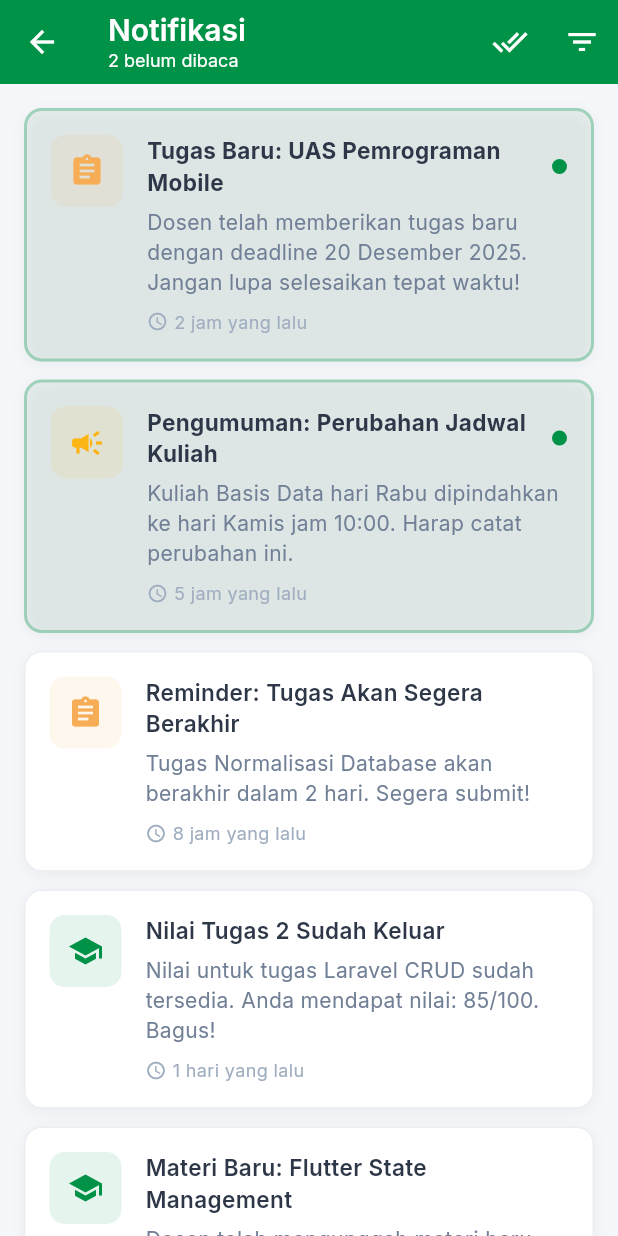
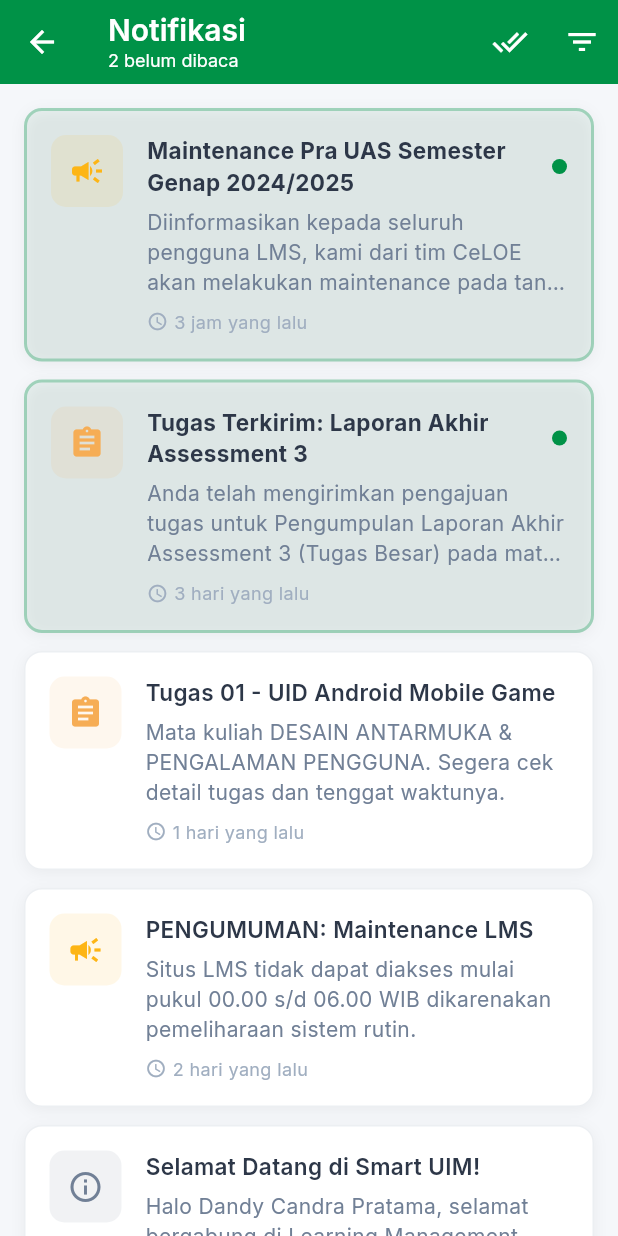
Before and after one commit to siapaajaboleh888/UAS_Smart-UIM, a Flutter app: the NotificationScreen screen opened directly, on a phone screen of 412 x 824 dp. Run offline on Flutter 3.47's test engine with Material 3 defaults, Android fonts, the phone set to English and light mode, and no system bars; our stand-ins replace google_fonts, image_picker, shared_preferences; accounts and stored records are empty.

Commit message:
update: sync login and notifications with user context

```diff
--- a/lib/models/notification_item.dart
+++ b/lib/models/notification_item.dart
@@ -37,82 +37,43 @@ class NotificationItem {
     final now = DateTime.now();
 
     return [
-      // Tugas baru
       NotificationItem(
         id: '1',
-        title: 'Tugas Baru: UAS Pemrograman Mobile',
-        message: 'Dosen telah memberikan tugas baru dengan deadline 20 Desember 2025. Jangan lupa selesaikan tepat waktu!',
-        type: 'assignment',
-        timestamp: now.subtract(const Duration(hours: 2)),
+        title: 'Maintenance Pra UAS Semester Genap 2024/2025',
+        message: 'Diinformasikan kepada seluruh pengguna LMS, kami dari tim CeLOE akan melakukan maintenance pada tanggal 12 Juni 2025, untuk meningkatkan layanan server.',
+        type: 'announcement',
+        timestamp: now.subtract(const Duration(hours: 3, minutes: 30)),
         isRead: false,
       ),
-
-      // Pengumuman
       NotificationItem(
         id: '2',
-        title: 'Pengumuman: Perubahan Jadwal Kuliah',
-        message: 'Kuliah Basis Data hari Rabu dipindahkan ke hari Kamis jam 10:00. Harap catat perubahan ini.',
-        type: 'announcement',
-        timestamp: now.subtract(const Duration(hours: 5)),
+        title: 'Tugas Terkirim: Laporan Akhir Assessment 3',
+        message: 'Anda telah mengirimkan pengajuan tugas untuk Pengumpulan Laporan Akhir Assessment 3 (Tugas Besar) pada mata kuliah Desain Antarmuka.',
+        type: 'assignment',
+        timestamp: now.subtract(const Duration(hours: 81)), // ~3 hari 9 jam
         isRead: false,
       ),
-
-      // Deadline reminder
       NotificationItem(
         id: '3',
-        title: 'Reminder: Tugas Akan Segera Berakhir',
-        message: 'Tugas Normalisasi Database akan berakhir dalam 2 hari. Segera submit!',
+        title: 'Tugas 01 - UID Android Mobile Game',
+        message: 'Mata kuliah DESAIN ANTARMUKA & PENGALAMAN PENGGUNA. Segera cek detail tugas dan tenggat waktunya.',
         type: 'assignment',
-        timestamp: now.subtract(const Duration(hours: 8)),
-        isRead: true,
-      ),
-
-      // Nilai tugas
-      NotificationItem(
-        id: '4',
-        title: 'Nilai Tugas 2 Sudah Keluar',
-        message: 'Nilai untuk tugas Laravel CRUD sudah tersedia. Anda mendapat nilai: 85/100. Bagus!',
-        type: 'course',
         timestamp: now.subtract(const Duration(days: 1)),
         isRead: true,
       ),
-
-      // Materi baru
+      NotificationItem(
+        id: '4',
+        title: 'PENGUMUMAN: Maintenance LMS',
+        message: 'Situs LMS tidak dapat diakses mulai pukul 00.00 s/d 06.00 WIB dikarenakan pemeliharaan sistem rutin.',
+        type: 'announcement',
+        timestamp: now.subtract(const Duration(days: 2)),
+        isRead: true,
+      ),
       NotificationItem(
         id: '5',
-        title: 'Materi Baru: Flutter State Management',
-        message: 'Dosen telah mengunggah materi baru tentang Provider dan Riverpod. Silakan dipelajari.',
-        type: 'course',
-        timestamp: now.subtract(const Duration(days: 1, hours: 5)),
-        isRead: true,
-      ),
-
-      // System notification
-      NotificationItem(
-        id: '6',
         title: 'Selamat Datang di Smart UIM!',
-        message: 'Terima kasih telah bergabung dengan Learning Management System Universitas Islam Madura.',
+        message: 'Halo Dandy Candra Pratama, selamat bergabung di Learning Management System Universitas Islam Madura.',
         type: 'system',
-        timestamp: now.subtract(const Duration(days: 3)),
-        isRead: true,
-      ),
-
-      // Quiz notification
-      NotificationItem(
-        id: '7',
-        title: 'Quiz: Algoritma Sorting Tersedia',
-        message: 'Quiz 1 untuk mata kuliah Algoritma sudah dapat dikerjakan. Waktu pengerjaan: 60 menit.',
-        type: 'assignment',
-        timestamp: now.subtract(const Duration(days: 4)),
-        isRead: true,
-      ),
-
-      // Course update
-      NotificationItem(
-        id: '8',
-        title: 'Update: Jadwal Office Hours',
-        message: 'Pak Dosen akan mengadakan sesi tanya jawab online setiap Jumat pukul 14:00 via Zoom.',
-        type: 'announcement',
         timestamp: now.subtract(const Duration(days: 5)),
         isRead: true,
       ),
```
Also changed, not shown: lib/screens/login_screen.dart (+22 -3 lines).
